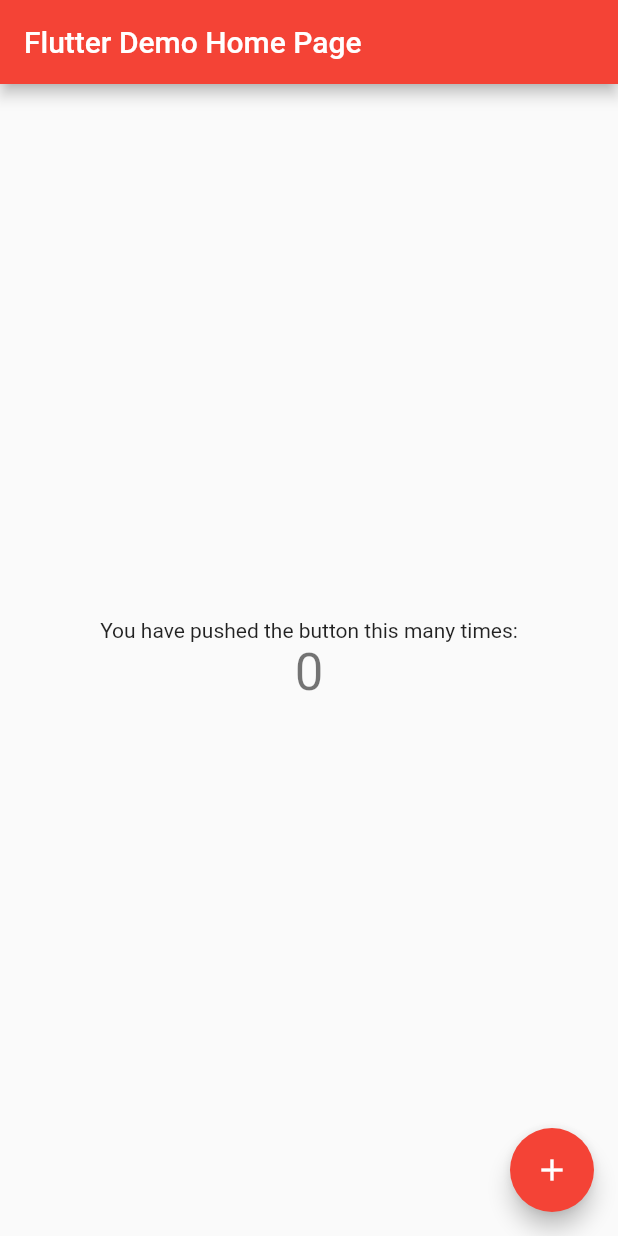
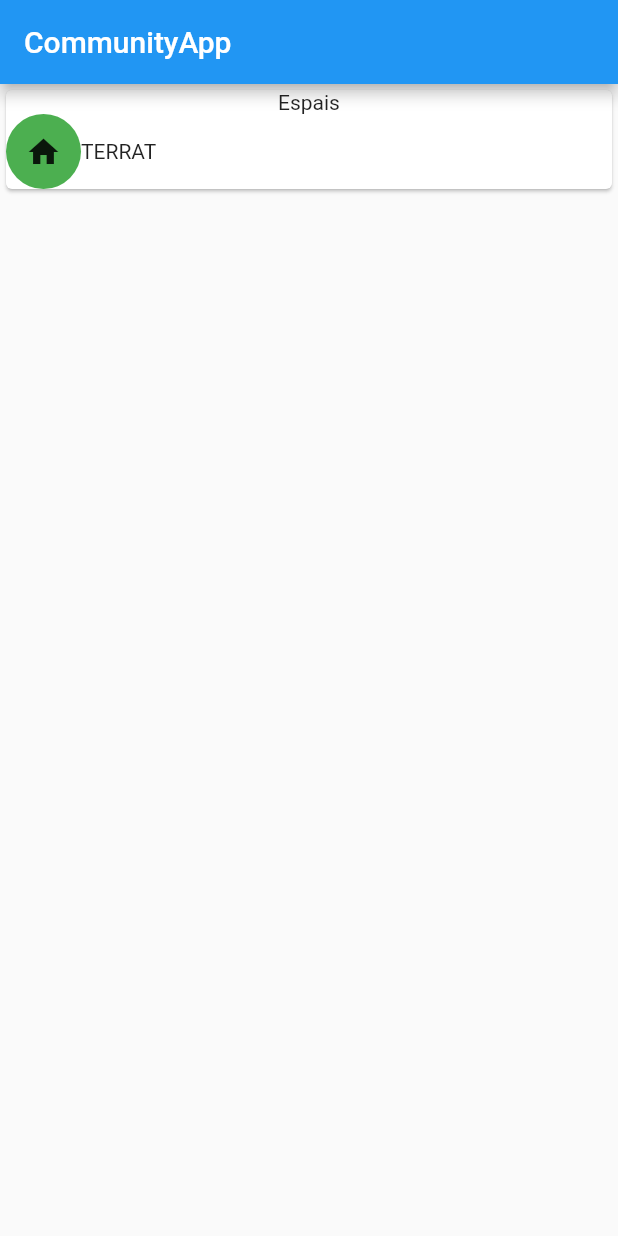
Before and after one commit to TomasMoratoPerezPorro/CommunityApp, a Flutter app: the screen it shows after launch, on a phone screen of 412 x 824 dp. Run offline on Flutter 3.47's test engine with Material 2 defaults, Android fonts, the phone set to English and light mode, and no system bars.

Commit message:
Estructura Basica

```diff
--- /dev/null
+++ b/appcomunity/lib/Pages/MainPage.dart
@@ -0,0 +1,49 @@
+import 'package:flutter/material.dart';
+
+class MainPage extends StatelessWidget {
+  @override
+  Widget build(BuildContext context) {
+    return Scaffold(
+      appBar: AppBar(
+        title: Text("CommunityApp"),
+        backgroundColor: Colors.blue,
+      ),
+      body: Container(
+        child: Column(
+          children: <Widget>[
+            EspaisWidget(),
+          ],
+        ),
+      ),
+    );
+  }
+}
+
+class EspaisWidget extends StatelessWidget {
+  @override
+  Widget build(BuildContext context) {
+    return Container(
+        width: double.infinity,
+        child: Card(
+          child: Column(
+            children: <Widget>[
+              Container(
+                child: Text("Espais"),
+              ),
+              Row(
+                children: <Widget>[
+                  Container(
+                    height: 50,
+                    width: 50,
+                    decoration: BoxDecoration(
+                        color: Colors.green, shape: BoxShape.circle),
+                    child: Icon(Icons.home),
+                  ),
+                  Text("TERRAT"),
+                ],
+              )
+            ],
+          ),
+        ));
+  }
+}
--- a/appcomunity/lib/main.dart
+++ b/appcomunity/lib/main.dart
@@ -1,111 +1,15 @@
 import 'package:flutter/material.dart';
 
-void main() => runApp(MyApp());
+import 'Pages/MainPage.dart';
 
-class MyApp extends StatelessWidget {
-  // This widget is the root of your application.
+void main() => runApp(CommunityApp());
+class CommunityApp extends StatelessWidget {
   @override
   Widget build(BuildContext context) {
     return MaterialApp(
-      title: 'Flutter Demo',
-      theme: ThemeData(
-        // This is the theme of your application.
-        //
-        // Try running your application with "flutter run". You'll see the
-        // application has a blue toolbar. Then, without quitting the app, try
-        // changing the primarySwatch below to Colors.green and then invoke
-        // "hot reload" (press "r" in the console where you ran "flutter run",
-        // or simply save your changes to "hot reload" in a Flutter IDE).
-        // Notice that the counter didn't reset back to zero; the application
-        // is not restarted.
-        primarySwatch: Colors.red,
-      ),
-      home: MyHomePage(title: 'Flutter Demo Home Page'),
+      title:"CommunityApp",
+      home: MainPage(),
+
     );
   }
 }
-
-class MyHomePage extends StatefulWidget {
-  MyHomePage({Key key, this.title}) : super(key: key);
-
-  // This widget is the home page of your application. It is stateful, meaning
-  // that it has a State object (defined below) that contains fields that affect
-  // how it looks.
-
-  // This class is the configuration for the state. It holds the values (in this
-  // case the title) provided by the parent (in this case the App widget) and
-  // used by the build method of the State. Fields in a Widget subclass are
-  // always marked "final".
-
-  final String title;
-
-  @override
-  _MyHomePageState createState() => _MyHomePageState();
-}
-
-class _MyHomePageState extends State<MyHomePage> {
-  int _counter = 0;
-
-  void _incrementCounter() {
-    setState(() {
-      // This call to setState tells the Flutter framework that something has
-      // changed in this State, which causes it to rerun the build method below
-      // so that the display can reflect the updated values. If we changed
-      // _counter without calling setState(), then the build method would not be
-      // called again, and so nothing would appear to happen.
-      _counter++;
-    });
-  }
-
-  @override
-  Widget build(BuildContext context) {
-    // This method is rerun every time setState is called, for instance as done
-    // by the _incrementCounter method above.
-    //
-    // The Flutter framework has been optimized to make rerunning build methods
-    // fast, so that you can just rebuild anything that needs updating rather
-    // than having to individually change instances of widgets.
-    return Scaffold(
-      appBar: AppBar(
-        // Here we take the value from the MyHomePage object that was created by
-        // the App.build method, and use it to set our appbar title.
-        title: Text(widget.title),
-      ),
-      body: Center(
-        // Center is a layout widget. It takes a single child and positions it
-        // in the middle of the parent.
-        child: Column(
-          // Column is also a layout widget. It takes a list of children and
-          // arranges them vertically. By default, it sizes itself to fit its
-          // children horizontally, and tries to be as tall as its parent.
-          //
-          // Invoke "debug painting" (press "p" in the console, choose the
-          // "Toggle Debug Paint" action from the Flutter Inspector in Android
-          // Studio, or the "Toggle Debug Paint" command in Visual Studio Code)
-          // to see the wireframe for each widget.
-          //
-          // Column has various properties to control how it sizes itself and
-          // how it positions its children. Here we use mainAxisAlignment to
-          // center the children vertically; the main axis here is the vertical
-          // axis because Columns are vertical (the cross axis would be
-          // horizontal).
-          mainAxisAlignment: MainAxisAlignment.center,
-          children: <Widget>[
-            Text(
-              'You have pushed the button this many times:',
-            ),
-            Text(
-              '$_counter',
-              style: Theme.of(context).textTheme.display1,
-            ),
-          ],
-        ),
-      ),
-      floatingActionButton: FloatingActionButton(
-        onPressed: _incrementCounter,
-        tooltip: 'Increment',
-        child: Icon(Icons.add),
-      ), // This trailing comma makes auto-formatting nicer for build methods.
-    );
-  }
-}
```
Also changed, not shown: 1 other file.
